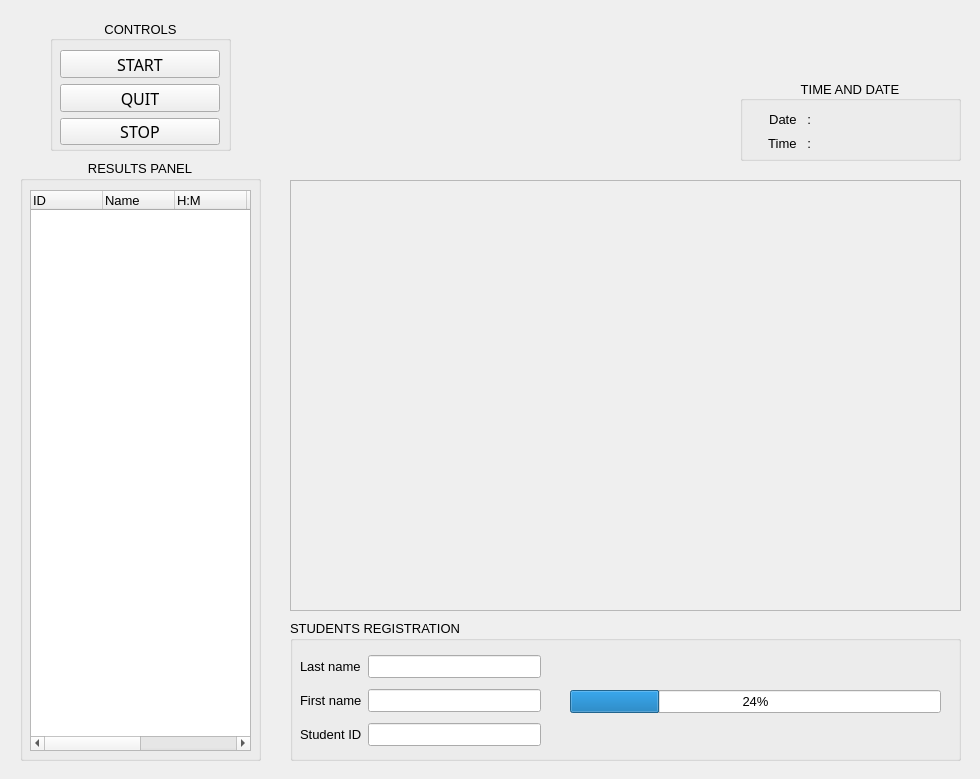
Before: the Qt Designer form gui.ui in yosagaf/attendance-system-upec, drawn with Qt 5.
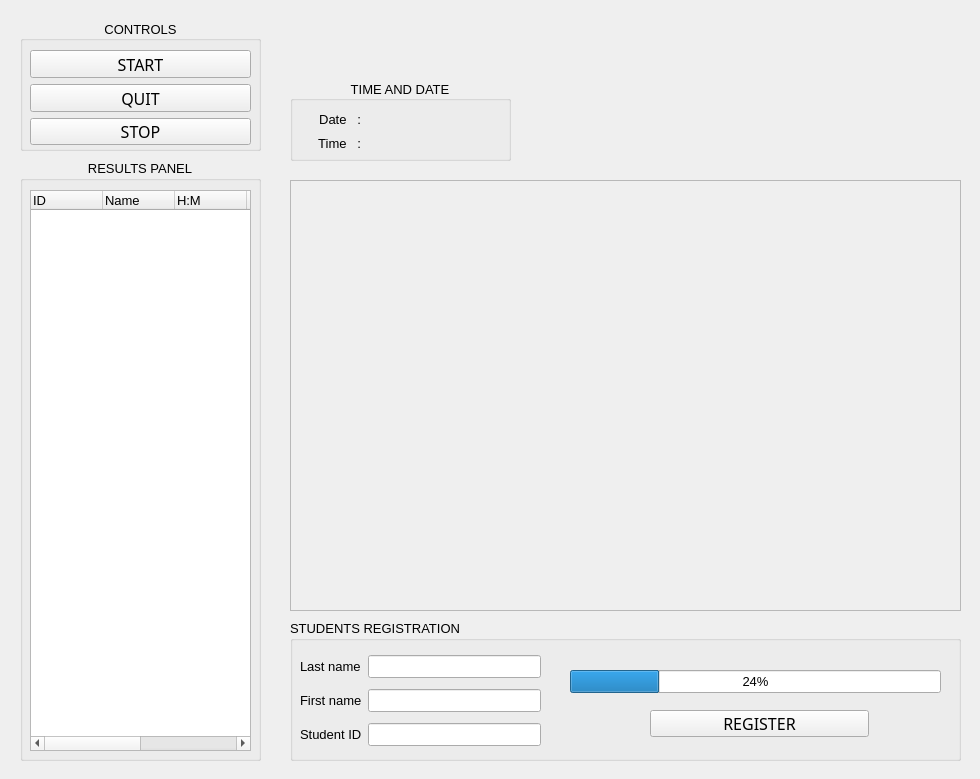
After: the same form once the commit is applied. Icons and pictures are not drawn.

Commit message: displaying results done

Diff of the .ui file:
```diff
--- a/gui.ui
+++ b/gui.ui
@@ -69,9 +69,9 @@
    <widget class="QGroupBox" name="grou_box_controls">
     <property name="geometry">
      <rect>
-      <x>50</x>
+      <x>20</x>
       <y>20</y>
-      <width>181</width>
+      <width>241</width>
       <height>131</height>
      </rect>
     </property>
@@ -89,7 +89,7 @@
       <rect>
        <x>10</x>
        <y>30</y>
-       <width>160</width>
+       <width>221</width>
        <height>95</height>
       </rect>
      </property>
@@ -304,7 +304,7 @@
    <widget class="QGroupBox" name="groupBox">
     <property name="geometry">
      <rect>
-      <x>740</x>
+      <x>290</x>
       <y>80</y>
       <width>221</width>
       <height>81</height>
@@ -387,10 +387,10 @@
    <widget class="QLabel" name="logo_label">
     <property name="geometry">
      <rect>
-      <x>410</x>
-      <y>40</y>
-      <width>231</width>
-      <height>81</height>
+      <x>710</x>
+      <y>70</y>
+      <width>251</width>
+      <height>91</height>
      </rect>
     </property>
     <property name="frameShadow">
@@ -464,7 +464,7 @@
      <property name="geometry">
       <rect>
        <x>280</x>
-       <y>70</y>
+       <y>50</y>
        <width>371</width>
        <height>23</height>
       </rect>
@@ -473,6 +473,25 @@
       <number>24</number>
      </property>
     </widget>
+    <widget class="QPushButton" name="stop_pushbutton_2">
+     <property name="geometry">
+      <rect>
+       <x>360</x>
+       <y>90</y>
+       <width>219</width>
+       <height>27</height>
+      </rect>
+     </property>
+     <property name="font">
+      <font>
+       <family>Adobe Jenson Pro Lt Disp</family>
+       <pointsize>12</pointsize>
+      </font>
+     </property>
+     <property name="text">
+      <string>REGISTER</string>
+     </property>
+    </widget>
    </widget>
   </widget>
  </widget>
```
The commit also changes 1 other file.
